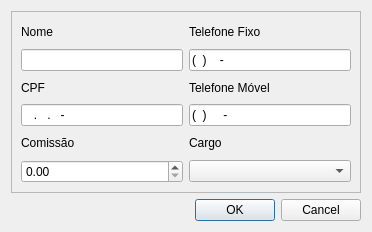
This is GUI/funcionario.ui in fvendrameto/Databases-Final-Project as Qt 5 draws it before an edit. The edited form follows.
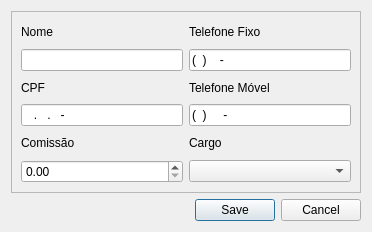
This is the edited form.

Diff of the .ui file:
```diff
--- a/GUI/funcionario.ui
+++ b/GUI/funcionario.ui
@@ -158,7 +158,7 @@
    <item row="1" column="1">
     <widget class="QDialogButtonBox" name="buttonBox">
      <property name="standardButtons">
-      <set>QDialogButtonBox::Cancel|QDialogButtonBox::Ok</set>
+      <set>QDialogButtonBox::Cancel|QDialogButtonBox::Save</set>
      </property>
     </widget>
    </item>
```
